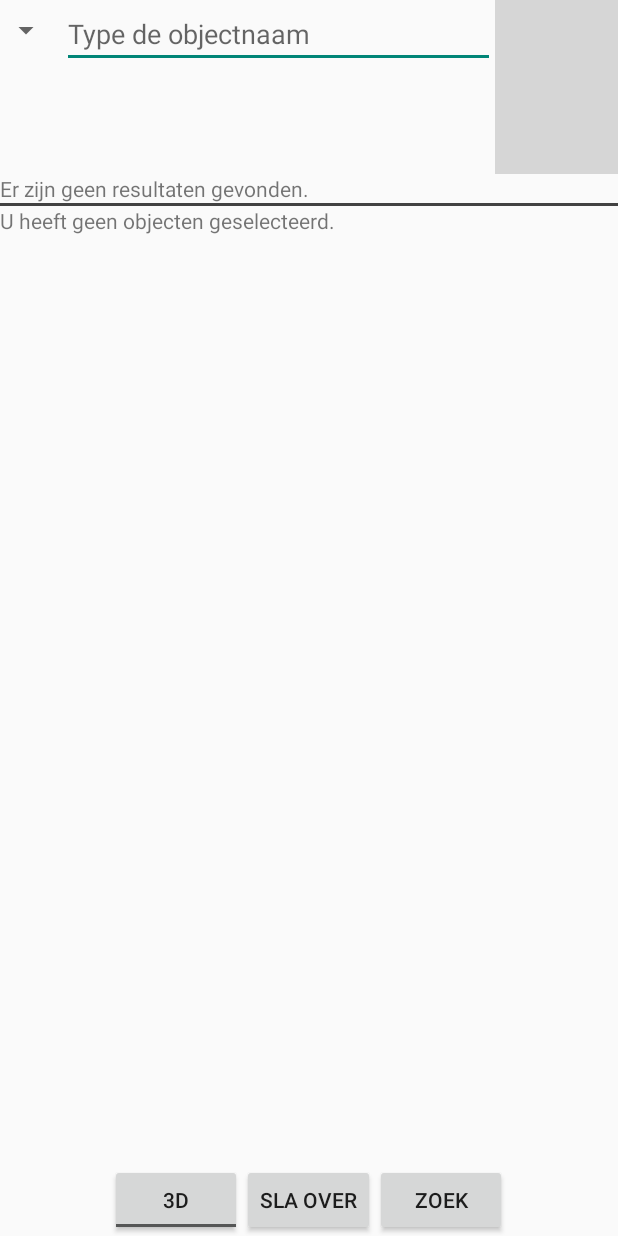
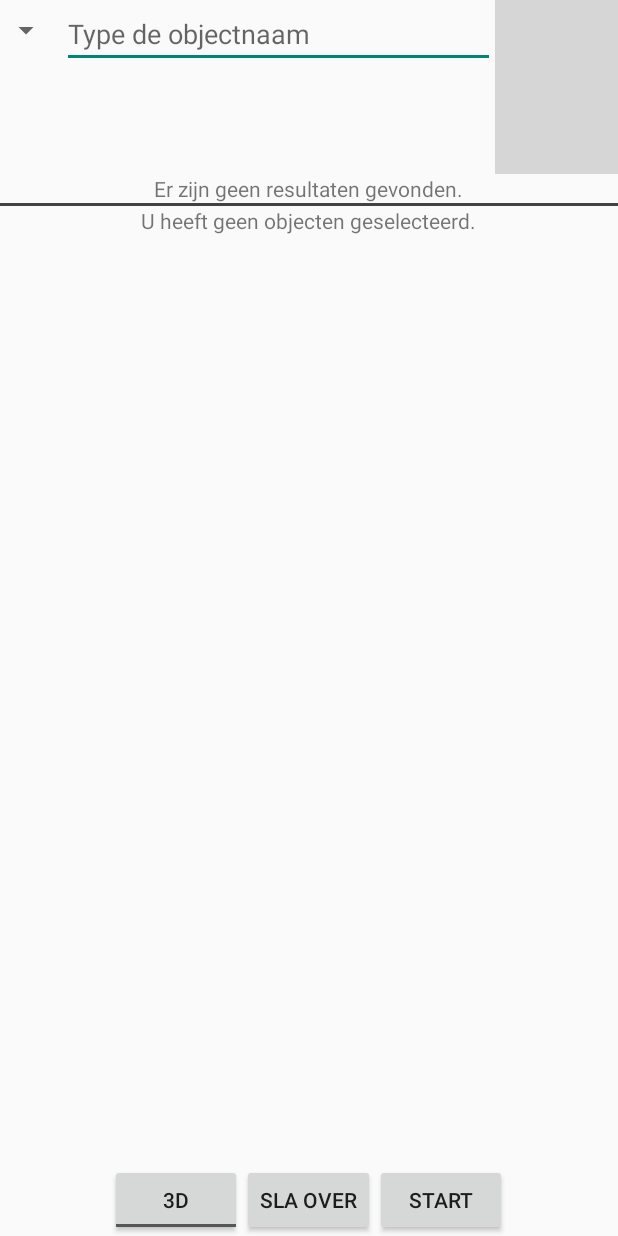
Before and after one commit to 0868307/Project78, an Android app: the Search screen opened directly, with no data from a screen before it, on a phone screen of 412 x 824 dp. Run offline under Robolectric (Android 15) with nearby library versions, the phone set to English and light mode, and no system bars; grey boxes are pictures that could not be loaded.

Commit message:
Alignment en text op de search button

```diff
--- a/Mus3D/app/src/main/java/com/resist/mus3d/ar/ObjectRenderer.java
+++ b/Mus3D/app/src/main/java/com/resist/mus3d/ar/ObjectRenderer.java
@@ -170,12 +170,10 @@ public class ObjectRenderer extends RajawaliRenderer implements OnObjectPickedLi
 					newobject3Ds.put(mObject, o);
 					context.onObjectLoadingProgress((double) n / (double) size * 100.0);
 				}
-				System.out.println("executed");
 				for (Map.Entry<BaseObject3D, Object> o : object3Ds.entrySet()) {
 					removeChild(o.getKey());
 				}
 				object3Ds = newobject3Ds;
-				System.out.println("old objects removed");
 
 			}catch (Exception e){
 				e.printStackTrace();
--- a/Mus3D/app/src/main/res/layout/activity_search.xml
+++ b/Mus3D/app/src/main/res/layout/activity_search.xml
@@ -79,6 +79,7 @@
             android:layout_height="wrap_content"
             android:text="@string/search_results_empty"
             android:id="@+id/search_results_empty"
+            android:layout_gravity="center_horizontal"
             android:visibility="gone"/>
         <LinearLayout
             android:layout_width="match_parent"
@@ -93,6 +94,7 @@
             android:layout_width="wrap_content"
             android:layout_height="wrap_content"
             android:text="@string/search_selected_empty"
+            android:layout_gravity="center_horizontal"
             android:id="@+id/search_selected_empty"
             android:visibility="gone"/>
     </LinearLayout>
--- a/Mus3D/app/src/main/res/values/strings.xml
+++ b/Mus3D/app/src/main/res/values/strings.xml
@@ -44,7 +44,7 @@
     <string name="search_et_searchhint">Type de objectnaam</string>
     <string name="search_list_resultaten">Resultaten</string>
     <string name="search_btn_skip">Sla over</string>
-    <string name="search_btn_search">Zoek</string>
+    <string name="search_btn_search">Start</string>
 
     <string name="failed_to_load_db">De database kon niet worden geladen.</string>
 
```
